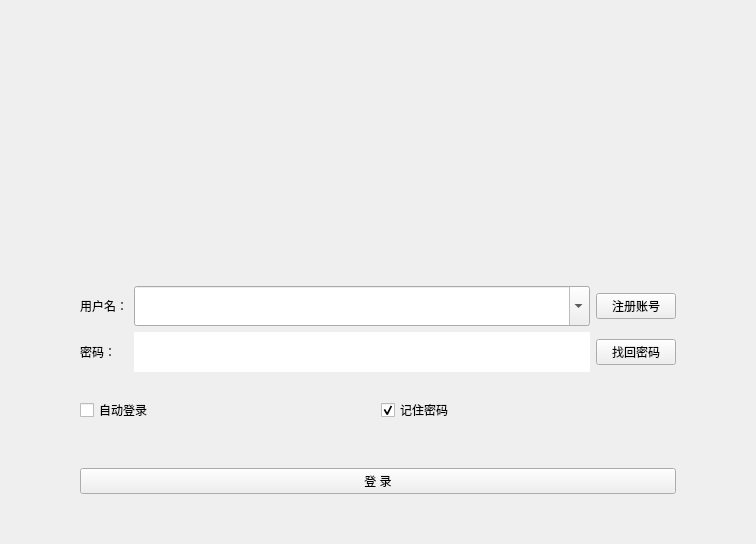
Above: LoginPlugin/LoginSystem.ui from Ying-hw/QQPlugin before the change. Below: the same form after it.
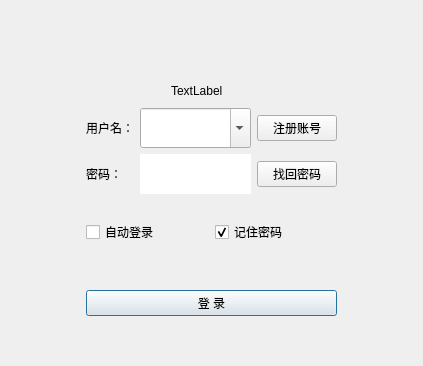
That is the form after the change.

The edit to the form file:
```diff
--- a/LoginPlugin/LoginSystem.ui
+++ b/LoginPlugin/LoginSystem.ui
@@ -6,8 +6,8 @@
    <rect>
     <x>0</x>
     <y>0</y>
-    <width>756</width>
-    <height>544</height>
+    <width>423</width>
+    <height>366</height>
    </rect>
   </property>
   <property name="sizePolicy">
@@ -29,16 +29,6 @@
    <property name="bottomMargin">
     <number>0</number>
    </property>
-   <item row="1" column="2">
-    <widget class="QWidget" name="AvatarWidget" native="true">
-     <property name="sizePolicy">
-      <sizepolicy hsizetype="Expanding" vsizetype="Expanding">
-       <horstretch>0</horstretch>
-       <verstretch>0</verstretch>
-      </sizepolicy>
-     </property>
-    </widget>
-   </item>
    <item row="0" column="2">
     <spacer name="verticalSpacer_2">
      <property name="orientation">
@@ -55,22 +45,6 @@
      </property>
     </spacer>
    </item>
-   <item row="1" column="1">
-    <spacer name="horizontalSpacer_3">
-     <property name="orientation">
-      <enum>Qt::Horizontal</enum>
-     </property>
-     <property name="sizeType">
-      <enum>QSizePolicy::Minimum</enum>
-     </property>
-     <property name="sizeHint" stdset="0">
-      <size>
-       <width>103</width>
-       <height>20</height>
-      </size>
-     </property>
-    </spacer>
-   </item>
    <item row="5" column="2">
     <spacer name="verticalSpacer_3">
      <property name="orientation">
@@ -264,6 +238,12 @@
        <property name="text">
         <string>登 录</string>
        </property>
+       <property name="shortcut">
+        <string>Return, Enter</string>
+       </property>
+       <property name="default">
+        <bool>true</bool>
+       </property>
       </widget>
      </item>
     </layout>
@@ -284,7 +264,20 @@
      </property>
     </spacer>
    </item>
-   <item row="1" column="3">
+   <item row="1" column="2">
+    <widget class="QLabel" name="LabImage">
+     <property name="sizePolicy">
+      <sizepolicy hsizetype="Preferred" vsizetype="Preferred">
+       <horstretch>0</horstretch>
+       <verstretch>0</verstretch>
+      </sizepolicy>
+     </property>
+     <property name="text">
+      <string>TextLabel</string>
+     </property>
+    </widget>
+   </item>
+   <item row="1" column="3" colspan="2">
     <spacer name="horizontalSpacer_4">
      <property name="orientation">
       <enum>Qt::Horizontal</enum>
@@ -300,6 +293,22 @@
      </property>
     </spacer>
    </item>
+   <item row="1" column="0" colspan="2">
+    <spacer name="horizontalSpacer_3">
+     <property name="orientation">
+      <enum>Qt::Horizontal</enum>
+     </property>
+     <property name="sizeType">
+      <enum>QSizePolicy::Minimum</enum>
+     </property>
+     <property name="sizeHint" stdset="0">
+      <size>
+       <width>103</width>
+       <height>20</height>
+      </size>
+     </property>
+    </spacer>
+   </item>
   </layout>
  </widget>
  <layoutdefault spacing="6" margin="11"/>
```
